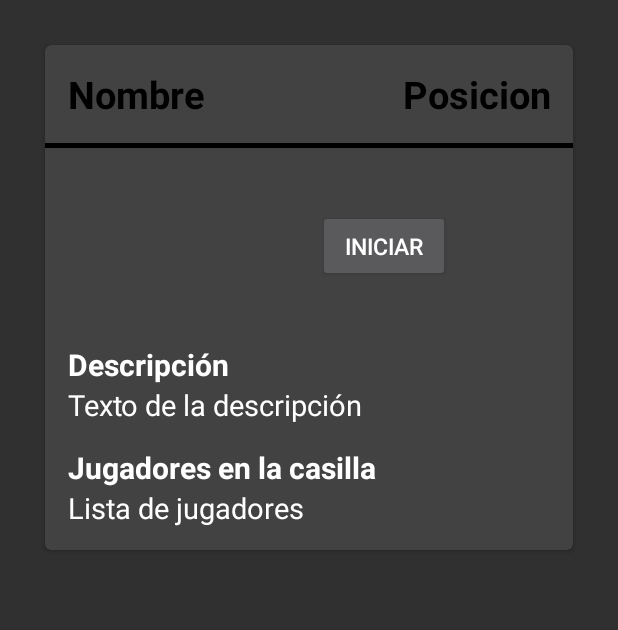
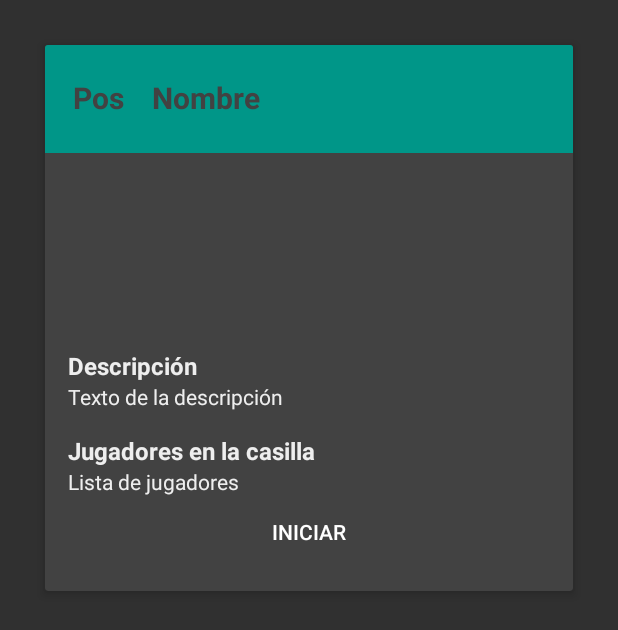
Before and after one commit to CokePedreira/PracticaUbicuaAndroid, an Android app: the layout fragment_casilla.xml on its own in the app's theme, with its tools: preview values and no code run, on a phone screen of 412 x 824 dp. Shown: the top 630 px of the screen. Run offline under Robolectric (Android 15) with nearby library versions, the phone set to English and light mode, and no system bars.

Commit message:
Acabado diseño de la pantalla principal y de las cartas. Faltan las imágenes y el circulo del numero de la casilla

```diff
--- a/OcalimochoApp/app/src/main/java/com/example/cokepedreira/ocalimochoapp/MainActivity.java
+++ b/OcalimochoApp/app/src/main/java/com/example/cokepedreira/ocalimochoapp/MainActivity.java
@@ -34,7 +34,7 @@ public class MainActivity extends AppCompatActivity {
 
         textViewsView = (LinearLayout) findViewById(R.id.text_views_view);
         Button startButton = (Button) findViewById(R.id.start_button);
-        FloatingActionButton añadirButton = (FloatingActionButton) findViewById(R.id.añadir_jugadores);
+        FloatingActionButton añadirButton = (FloatingActionButton) findViewById(R.id.fab);
 
         añadeNombreJugador();
 
@@ -55,6 +55,7 @@ public class MainActivity extends AppCompatActivity {
                     jugadores.add(new Jugador(TextUtils.isEmpty(nombreJugador.getText())
                             ? "Jugador " + (++i) : nombreJugador.getText().toString()));
 
+
                 }
 
                 Intent intent = new Intent(MainActivity.this, Tablero.class);
--- a/OcalimochoApp/app/src/main/res/layout/fragment_casilla.xml
+++ b/OcalimochoApp/app/src/main/res/layout/fragment_casilla.xml
@@ -1,21 +1,18 @@
 <!-- A CardView that contains a TextView -->
 
-<ScrollView xmlns:android="http://schemas.android.com/apk/res/android"
+<FrameLayout xmlns:android="http://schemas.android.com/apk/res/android"
     xmlns:card_view="http://schemas.android.com/apk/res-auto"
-    android:layout_width="wrap_content"
-    android:layout_height="wrap_content">
-
-    <FrameLayout
-        android:layout_width="wrap_content"
+    android:layout_width="match_parent"
     android:layout_height="wrap_content">
 
     <android.support.v7.widget.CardView
         android:id="@+id/tablero_stack2"
-            android:layout_width="wrap_content"
+        android:layout_width="match_parent"
         android:layout_height="wrap_content"
         android:layout_gravity="center"
         android:layout_margin="30dp"
-            card_view:cardCornerRadius="4dp">
+        android:translationZ="2dp"
+        card_view:cardCornerRadius="2dp">
 
         <LinearLayout
             android:id="@+id/card_view_linear_layout"
@@ -26,45 +23,51 @@
 
             <LinearLayout
                 android:layout_width="match_parent"
-                    android:layout_height="wrap_content"
+                android:layout_height="72dp"
+                android:background="@color/ColorAccent"
                 android:gravity="start"
                 android:orientation="horizontal"
                 android:padding="15dp">
 
+
+                <TextView
+                    android:id="@+id/posicionCasilla"
+                    android:layout_width="40dp"
+                    android:layout_height="40dp"
+                    android:gravity="center"
+                    android:text="Pos"
+                    android:textColor="#424242"
+                    android:textSize="20sp"
+                    android:textStyle="bold" />
+
                 <TextView
                     android:id="@+id/nombreCasilla"
                     android:layout_width="wrap_content"
-                        android:layout_height="wrap_content"
-                        android:layout_weight="1"
-                        android:gravity="left|end"
+                    android:layout_height="40dp"
+                    android:layout_marginStart="16dp"
+                    android:gravity="left|center_vertical"
                     android:text="Nombre"
-                        android:textColor="#000000"
-                        android:textSize="25sp"
-                        android:textStyle="bold" />
-
-                    <TextView
-                        android:id="@+id/posicionCasilla"
-                        android:layout_width="wrap_content"
-                        android:layout_height="wrap_content"
-                        android:layout_weight="1"
-                        android:gravity="right|end"
-                        android:text="Posicion"
-                        android:textColor="#000000"
-                        android:textSize="25sp"
+                    android:textColor="#424242"
+                    android:textSize="20sp"
                     android:textStyle="bold" />
 
 
             </LinearLayout>
 
-                <View
-                    android:layout_width="fill_parent"
-                    android:layout_height="3dp"
-                    android:background="@android:color/black" />
+
+            <ScrollView
+                android:layout_width="match_parent"
+                android:layout_height="wrap_content">
 
                 <LinearLayout
                     android:layout_width="match_parent"
                     android:layout_height="wrap_content"
-                    android:gravity="center_vertical"
+                    android:orientation="vertical">
+
+                    <LinearLayout
+                        android:layout_width="match_parent"
+                        android:layout_height="wrap_content"
+                        android:gravity="center_horizontal"
                         android:orientation="horizontal"
                         android:padding="15dp">
 
@@ -72,25 +75,9 @@
                             android:id="@+id/imagen"
                             android:layout_width="100dp"
                             android:layout_height="100dp"
-                        android:layout_weight="0"
                             android:contentDescription="Imagen de la casilla"
-                        android:gravity="start" />
+                            android:gravity="center" />
 
-                    <LinearLayout
-                        android:layout_width="match_parent"
-                        android:layout_height="wrap_content"
-                        android:gravity="center"
-                        android:orientation="vertical">
-
-                        <Button
-                            android:id="@+id/accion"
-                            android:layout_width="wrap_content"
-                            android:layout_height="wrap_content"
-                            android:gravity="center"
-                            android:text="iniciar"
-                            android:textSize="15sp" />
-
-                    </LinearLayout>
 
                     </LinearLayout>
 
@@ -101,45 +88,62 @@
                         android:paddingEnd="15dp"
                         android:paddingStart="15dp"
                         android:text="Descripción"
-                    android:textSize="20sp"
+                        android:textColor="#EEEEEE"
+                        android:textSize="16sp"
                         android:textStyle="bold" />
 
                     <TextView
                         android:id="@+id/descripcion"
                         style="?android:textAppearanceLarge"
-                    android:layout_width="match_parent"
+                        android:layout_width="wrap_content"
                         android:layout_height="wrap_content"
                         android:gravity="start"
                         android:paddingBottom="15dp"
                         android:paddingEnd="15dp"
                         android:paddingStart="15dp"
                         android:text="Texto de la descripción"
-                    android:textSize="19sp" />
+                        android:textColor="#EEEEEE"
+                        android:textSize="14sp" />
 
                     <TextView
                         android:id="@+id/tituloListaJugadores"
-                    android:layout_width="match_parent"
+                        android:layout_width="wrap_content"
                         android:layout_height="wrap_content"
                         android:paddingEnd="15dp"
                         android:paddingStart="15dp"
                         android:text="Jugadores en la casilla"
-                    android:textSize="20sp"
+                        android:textColor="#EEEEEE"
+                        android:textSize="16sp"
                         android:textStyle="bold" />
 
                     <TextView
                         android:id="@+id/listaJugadores"
                         style="?android:textAppearanceLarge"
-                    android:layout_width="match_parent"
-                    android:layout_height="match_parent"
+                        android:layout_width="wrap_content"
+                        android:layout_height="wrap_content"
                         android:gravity="start"
                         android:paddingEnd="15dp"
                         android:paddingStart="15dp"
                         android:text="Lista de jugadores"
-                    android:textSize="19sp" />
+                        android:textColor="#EEEEEE"
+                        android:textSize="14sp" />
+
+                </LinearLayout>
+            </ScrollView>
+
+            <Button
+                android:id="@+id/accion"
+                style="?android:attr/borderlessButtonStyle"
+                android:layout_width="wrap_content"
+                android:layout_height="wrap_content"
+                android:layout_gravity="center"
+                android:gravity="center"
+                android:text="iniciar"
+                android:textSize="14sp"
+
+                />
         </LinearLayout>
 
+
     </android.support.v7.widget.CardView>
-
 </FrameLayout>
-
-</ScrollView>
--- a/OcalimochoApp/app/src/main/res/values/colors.xml
+++ b/OcalimochoApp/app/src/main/res/values/colors.xml
@@ -1,6 +1,9 @@
 <?xml version="1.0" encoding="utf-8"?>
 <resources>
-    <color name="ColorPrimary">#673AB7</color>
-    <color name="ColorPrimaryDark">#512DA8</color>
+    <color name="ColorPrimary">#3F51B5</color>
+    <color name="ColorPrimaryDark">#303F9F</color>
+    <color name="ColorAccent">#009688</color>
+    <color name="ColorAccentDark">#00796B</color>
+
 
 </resources>
```
Also changed, not shown: OcalimochoApp/app/src/main/assets/casillas.json (+63 -63 lines), OcalimochoApp/app/src/main/res/layout/activity_main.xml (+44 -36 lines), OcalimochoApp/app/src/main/java/com/example/cokepedreira/ocalimochoapp/jugador.java (line endings or trailing spaces), 1 other file. Lines whose indentation alone changed are shown as unchanged.
